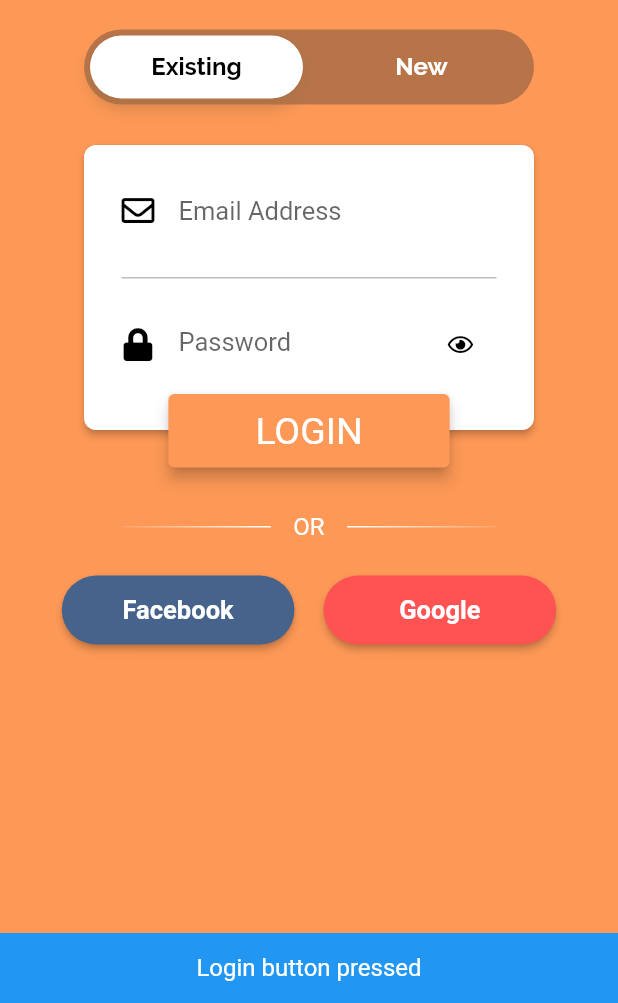
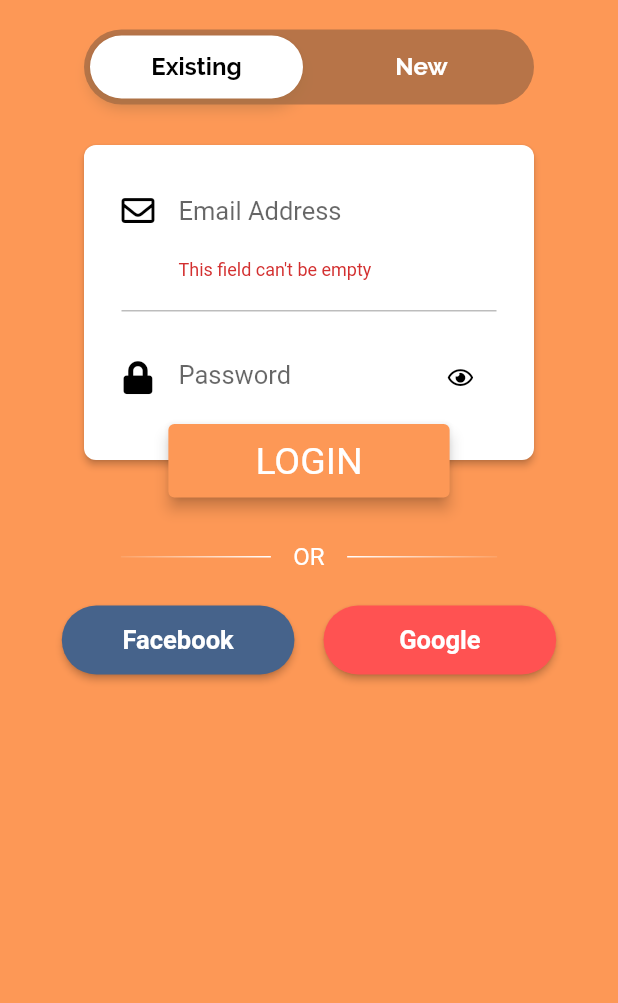
Before and after one commit to abdullah432/koko, a Flutter app: the screen it shows after launch, after a tap on "LOGIN", on a phone screen of 412 x 824 dp, the part 233-1236 px from its top. Run offline on Flutter 3.47's test engine with Material 2 defaults, Android fonts, the phone set to English and light mode, and no system bars; our stand-ins replace animated_text_kit, cloud_firestore, date_format, firebase_auth, firebase_core, flutter_datetime_picker and 4 more; missing offline and left inert: flutter_facebook_login; accounts and stored records are empty; Roboto replaces fonts that are missing (WorkSansSemiBold).

Commit message:
structure change, signin, signup complete, username load

```diff
--- a/lib/screens/add_story.dart
+++ b/lib/screens/add_story.dart
@@ -2,8 +2,8 @@
 import 'package:flutter/cupertino.dart';
 import 'package:flutter/material.dart';
 import 'package:flutter_datetime_picker/flutter_datetime_picker.dart';
-import 'package:koko/model/GlobalData.dart';
-import 'package:koko/model/PhotoHero.dart';
+import 'package:koko/utils/GlobalData.dart';
+import 'package:koko/widgets/PhotoHero.dart';
 import 'package:koko/utils/constant.dart';
 
 import 'feeling.dart';
@@ -46,7 +46,7 @@
                 width: 80,
               ),
             ),
-            Text('Good ${Constant.greeting()} ${Constant.name}',
+            Text('Good ${Constant.greeting()} ${Constant.username}',
                 style: TextStyle(
                     fontSize: 22,
                     color: Colors.white,
--- a/lib/screens/feeling.dart
+++ b/lib/screens/feeling.dart
@@ -1,5 +1,5 @@
-import 'package:koko/model/GlobalData.dart';
-import 'package:koko/model/PhotoHero.dart';
+import 'package:koko/utils/GlobalData.dart';
+import 'package:koko/widgets/PhotoHero.dart';
 import 'package:koko/screens/reason.dart';
 import 'package:koko/utils/constant.dart';
 import 'package:flutter/material.dart';
--- a/lib/screens/home_page.dart
+++ b/lib/screens/home_page.dart
@@ -4,15 +4,18 @@
 import 'package:koko/screens/settingpage.dart';
 import 'package:koko/screens/storydetail.dart';
 import 'package:koko/utils/constant.dart';
+import 'package:koko/utils/customfirestore.dart';
 import 'package:koko/utils/database_helper.dart';
 import 'package:flutter/material.dart';
 import 'package:sqflite/sqlite_api.dart';
 import 'package:koko/widgets/dropdownpopup.dart';
 
 class HomePage extends StatefulWidget {
+  final useruid;
+  HomePage({@required this.useruid});
   @override
   State<StatefulWidget> createState() {
-    return HomePageState();
+    return HomePageState(useruid);
   }
 }
 
@@ -27,8 +30,13 @@
   double width;
   bool buttonDown = false;
 
+  CustomFirestore _customFirestore = CustomFirestore();
+  var useruid;
+  HomePageState(this.useruid);
+
   @override
   void initState() {
+    _customFirestore.loadUserName(userid: useruid);
     super.initState();
     pageController.addListener(() {
       int next = pageController.page.round();
--- a/lib/screens/login_signup_page.dart
+++ b/lib/screens/login_signup_page.dart
@@ -18,6 +18,7 @@
 class _LoginPageState extends State<LoginPage>
     with SingleTickerProviderStateMixin {
   final GlobalKey<ScaffoldState> _scaffoldKey = new GlobalKey<ScaffoldState>();
+  final _formKey = GlobalKey<FormState>();
 
   final FocusNode myFocusNodeEmailLogin = FocusNode();
   final FocusNode myFocusNodePasswordLogin = FocusNode();
@@ -44,6 +45,10 @@
   Color left = Colors.black;
   Color right = Colors.white;
 
+  //by default error text will be hidden
+  bool loginErrorVisibility = false;
+  bool signupErrorVisibility = false;
+
   @override
   Widget build(BuildContext context) {
     return new Scaffold(
@@ -52,6 +57,8 @@
           onNotification: (overscroll) {
             overscroll.disallowGlow();
           },
+          child: Form(
+              key: _formKey,
               child: SingleChildScrollView(
                 child: Container(
                   width: MediaQuery.of(context).size.width,
@@ -106,8 +113,7 @@
                     ],
                   ),
                 ),
-        ),
-      ),
+              ))),
     );
   }
 
@@ -216,15 +222,20 @@
                 ),
                 child: Container(
                   width: 300.0,
-                  height: 190.0,
-                  child: Column(
+                  height: 210.0,
+                  child: SingleChildScrollView(child:  Column(
                     children: <Widget>[
                       Padding(
                         padding: EdgeInsets.only(
                             top: 20.0, bottom: 20.0, left: 25.0, right: 25.0),
-                        child: TextField(
+                        child: TextFormField(
                           focusNode: myFocusNodeEmailLogin,
                           controller: loginEmailController,
+                          validator: (value) {
+                            if (value.isEmpty)
+                              return "This field can't be empty";
+                            return null;
+                          },
                           keyboardType: TextInputType.emailAddress,
                           style: TextStyle(fontSize: 16.0, color: Colors.black),
                           decoration: InputDecoration(
@@ -247,10 +258,15 @@
                       Padding(
                         padding: EdgeInsets.only(
                             top: 20.0, bottom: 20.0, left: 25.0, right: 25.0),
-                        child: TextField(
+                        child: TextFormField(
                           focusNode: myFocusNodePasswordLogin,
                           controller: loginPasswordController,
                           obscureText: _obscureTextLogin,
+                          validator: (value) {
+                            if (value.isEmpty)
+                              return "This field can't be empty";
+                            return null;
+                          },
                           style: TextStyle(fontSize: 16.0, color: Colors.black),
                           decoration: InputDecoration(
                             border: InputBorder.none,
@@ -278,8 +294,9 @@
                   ),
                   ),
                 ),
+              ),
               Card(
-                margin: EdgeInsets.only(top: 170.0),
+                margin: EdgeInsets.only(top: 190.0),
                 color: Constant.selectedColor,
                 elevation: 4.0,
                 child: MaterialButton(
@@ -296,10 +313,11 @@
                         ),
                       ),
                     ),
-                    onPressed: () => showInSnackBar("Login button pressed")),
+                    onPressed: () => loginButtonPressed()),
               ),
             ],
           ),
+          loginErrorVisibility ? errorTextWidget() : Container(),
           orSeperatorWidget(),
           fgAccounts(),
         ],
@@ -324,15 +342,20 @@
                 ),
                 child: Container(
                   width: 300.0,
-                  height: 360.0,
+                  height: 290.0,
                   child: Column(
                     children: <Widget>[
                       Padding(
                         padding: EdgeInsets.only(
                             top: 20.0, bottom: 20.0, left: 25.0, right: 25.0),
-                        child: TextField(
+                        child: TextFormField(
                           focusNode: myFocusNodeName,
                           controller: signupNameController,
+                          validator: (value) {
+                            if (value.isEmpty)
+                              return "This field can't be empty";
+                            return null;
+                          },
                           keyboardType: TextInputType.text,
                           textCapitalization: TextCapitalization.words,
                           style: TextStyle(fontSize: 16.0, color: Colors.black),
@@ -355,9 +378,14 @@
                       Padding(
                         padding: EdgeInsets.only(
                             top: 20.0, bottom: 20.0, left: 25.0, right: 25.0),
-                        child: TextField(
+                        child: TextFormField(
                           focusNode: myFocusNodeEmail,
                           controller: signupEmailController,
+                          validator: (value) {
+                            if (value.isEmpty)
+                              return "This field can't be empty";
+                            return null;
+                          },
                           keyboardType: TextInputType.emailAddress,
                           style: TextStyle(fontSize: 16.0, color: Colors.black),
                           decoration: InputDecoration(
@@ -379,9 +407,14 @@
                       Padding(
                         padding: EdgeInsets.only(
                             top: 20.0, bottom: 20.0, left: 25.0, right: 25.0),
-                        child: TextField(
+                        child: TextFormField(
                           focusNode: myFocusNodePassword,
                           controller: signupPasswordController,
+                          validator: (value) {
+                            if (value.isEmpty)
+                              return "This field can't be empty";
+                            return null;
+                          },
                           obscureText: _obscureTextSignup,
                           style: TextStyle(fontSize: 16.0, color: Colors.black),
                           decoration: InputDecoration(
@@ -405,45 +438,12 @@
                           ),
                         ),
                       ),
-                      Container(
-                        width: 250.0,
-                        height: 1.0,
-                        color: Colors.grey[400],
-                      ),
-                      Padding(
-                        padding: EdgeInsets.only(
-                            top: 20.0, bottom: 20.0, left: 25.0, right: 25.0),
-                        child: TextField(
-                          controller: signupConfirmPasswordController,
-                          obscureText: _obscureTextSignupConfirm,
-                          style: TextStyle(fontSize: 16.0, color: Colors.black),
-                          decoration: InputDecoration(
-                            border: InputBorder.none,
-                            icon: Icon(
-                              FlutterIcons.lock_faw5s,
-                              color: Colors.black,
-                            ),
-                            hintText: "Confirm",
-                            hintStyle: TextStyle(fontSize: 16.0),
-                            suffixIcon: GestureDetector(
-                              onTap: _toggleSignupConfirm,
-                              child: Icon(
-                                _obscureTextSignupConfirm
-                                    ? FlutterIcons.eye_faw5
-                                    : FlutterIcons.eye_slash_faw5,
-                                size: 15.0,
-                                color: Colors.black,
-                              ),
-                            ),
-                          ),
-                        ),
-                      ),
                     ],
                   ),
                 ),
               ),
               Card(
-                margin: EdgeInsets.only(top: 340.0),
+                margin: EdgeInsets.only(top: 270.0),
                 color: Constant.selectedColor,
                 elevation: 4,
                 child: MaterialButton(
@@ -457,18 +457,25 @@
                         "SIGN UP",
                         style: TextStyle(
                             color: Colors.white,
-                            fontSize: 25.0,
-                            fontFamily: "WorkSansBold"),
+                            fontSize: 25.0),
                       ),
                     ),
-                    onPressed: () => showInSnackBar("SignUp button pressed")),
+                    onPressed: () => singupButtonPressed()),
               ),
             ],
           ),
+          signupErrorVisibility ? errorTextWidget() : Container(),
           orSeperatorWidget(),
           fgAccounts(),
         ],
       ),
+    );
+  }
+
+  errorTextWidget() {
+    return Padding(
+      padding: const EdgeInsets.only(top: 10.0),
+      child: Text('Email or Password is wrong', style: TextStyle(color: Colors.red))
     );
   }
 
@@ -606,8 +613,6 @@
   void signInWithGoogle() async {
     BaseAuth auth = new Auth();
     String uid = await auth.signInWithGoogle();
-    Navigator.pushReplacement(
-        context, new MaterialPageRoute(builder: (context) => HomePage()));
   }
 
   void signInWithFacebook() async {
@@ -615,8 +620,50 @@
     String uid = await auth.signInWithFacebook();
     print('facebook uid: ' + uid);
     if (uid != 'canceled' && uid != 'error' && uid != null) {
-      Navigator.pushReplacement(
-          context, new MaterialPageRoute(builder: (context) => HomePage()));
+      navigateToHomePage(uid);
+    }
+  }
+
+  //login and signup through gmail and password
+  loginButtonPressed() async {
+    if (_formKey.currentState.validate()) {
+      try{
+      BaseAuth auth = new Auth();
+      String uid = await auth.signIn(
+          loginEmailController.text, loginPasswordController.text);
+      print('uid: $uid');
+      if (uid != null) {
+navigateToHomePage(uid);
+      }
+      }
+      catch(error) {
+        print('error during signin: '+error.toString());
+        setState(() {
+          loginErrorVisibility = true;
+        });
       }
     }
   }
+
+  singupButtonPressed() async{
+    if (_formKey.currentState.validate()) {
+      try{
+      BaseAuth auth = new Auth();
+      await auth.signUp(signupNameController.text,
+          signupEmailController.text, signupPasswordController.text);
+      }
+      catch(error) {
+        print('error during signin: '+error.toString());
+        setState(() {
+          loginErrorVisibility = true;
+        });
+      }
+    }
+  }
+
+  //navigation
+  navigateToHomePage(uid) {
+    Navigator.pushReplacement(
+        context, new MaterialPageRoute(builder: (context) => HomePage(useruid: uid,)));
+  }
+}
--- a/lib/screens/newUserPage.dart
+++ b/lib/screens/newUserPage.dart
@@ -259,7 +259,7 @@
       prefs.setString('name', nameController.text);
       prefs.setInt('colorIndex', colorIndex);
       //update data
-      Constant.name = nameController.text;
+      Constant.username = nameController.text;
       Constant.selectedColor = Constant.listOfColors[colorIndex];
 
       //now navigate to homepage
--- a/lib/screens/note.dart
+++ b/lib/screens/note.dart
@@ -1,5 +1,5 @@
-import 'package:koko/model/GlobalData.dart';
-import 'package:koko/model/PhotoHero.dart';
+import 'package:koko/utils/GlobalData.dart';
+import 'package:koko/widgets/PhotoHero.dart';
 import 'package:koko/screens/saveStory.dart';
 import 'package:koko/utils/constant.dart';
 import 'package:flutter/cupertino.dart';
--- a/lib/screens/reason.dart
+++ b/lib/screens/reason.dart
@@ -1,6 +1,5 @@
-import 'package:koko/model/GlobalData.dart';
-import 'package:koko/model/PhotoHero.dart';
-import 'package:koko/screens/note.dart';
+import 'package:koko/utils/GlobalData.dart';
+import 'package:koko/widgets/PhotoHero.dart';
 import 'package:koko/screens/whatHappened.dart';
 import 'package:koko/utils/constant.dart';
 import 'package:flutter/material.dart';
--- a/lib/screens/rootpage.dart
+++ b/lib/screens/rootpage.dart
@@ -15,9 +15,9 @@
       builder: (BuildContext context, AsyncSnapshot<String> snapshot){
         if (snapshot.connectionState == ConnectionState.active){
           final bool isLoggedIn = snapshot.hasData;
-          // String data = snapshot.data;
-          // debugPrint('data: '+data.toString());
-          return isLoggedIn ? HomePage() : LoginPage();
+          String uid = snapshot.data;
+          // debugPrint('data: '+uid.toString());
+          return isLoggedIn ? HomePage(useruid: uid,) : LoginPage();
         }
         return _buildWaitingScreen(context);
         //should return splash screen here
--- a/lib/screens/saveStory.dart
+++ b/lib/screens/saveStory.dart
@@ -1,5 +1,5 @@
-import 'package:koko/model/GlobalData.dart';
-import 'package:koko/model/PhotoHero.dart';
+import 'package:koko/utils/GlobalData.dart';
+import 'package:koko/widgets/PhotoHero.dart';
 import 'package:koko/model/Story.dart';
 import 'package:koko/screens/home_page.dart';
 import 'package:koko/utils/constant.dart';
--- a/lib/screens/settingpage.dart
+++ b/lib/screens/settingpage.dart
@@ -23,7 +23,7 @@
 
   @override
   void initState() {
-    nameController.text = Constant.name;
+    nameController.text = Constant.username;
     super.initState();
   }
 
@@ -176,9 +176,9 @@
     if (_formKey.currentState.validate()) {
       // obtain shared preferences
       final prefs = await SharedPreferences.getInstance();
-      if (Constant.name != nameController.text) {
+      if (Constant.username != nameController.text) {
         prefs.setString('name', nameController.text);
-        Constant.name = nameController.text;
+        Constant.username = nameController.text;
       }
       //if colorindex not equal to -1 that means user select new color
       if (colorIndex != -1) {
--- a/lib/screens/whatHappened.dart
+++ b/lib/screens/whatHappened.dart
@@ -1,7 +1,6 @@
-import 'package:koko/model/GlobalData.dart';
-import 'package:koko/model/PhotoHero.dart';
+import 'package:koko/utils/GlobalData.dart';
+import 'package:koko/widgets/PhotoHero.dart';
 import 'package:koko/screens/note.dart';
-import 'package:koko/screens/saveStory.dart';
 import 'package:koko/utils/constant.dart';
 import 'package:flutter/cupertino.dart';
 import 'package:flutter/material.dart';
--- a/lib/utils/constant.dart
+++ b/lib/utils/constant.dart
@@ -14,7 +14,7 @@
   static List<Color> listOfColors = [color1, color2, color3, color4, color5];
 
   //user name
-  static String name;
+  static String username;
 
   //functions
   static DateTime getActiveStoryDate(String value) {
@@ -63,7 +63,7 @@
     final colorIndex = prefs.getInt('colorIndex') ?? 0;
     //Now initialize selectedColor
     Constant.selectedColor = Constant.listOfColors[colorIndex];
-    Constant.name = username;
+    Constant.username = username;
 
     if (username.isNotEmpty)
       return true;
```
Also changed, not shown: lib/model/authentication.dart (+8 -10 lines), lib/utils/customfirestore.dart (added, +13 -0 lines), lib/utils/GlobalData.dart (renamed from lib/model/GlobalData.dart), lib/widgets/EnterExitRoute.dart (renamed from lib/model/EnterExitRoute.dart), lib/widgets/PhotoHero.dart (renamed from lib/model/PhotoHero.dart), lib/widgets/ScaleRoute.dart (renamed from lib/model/ScaleRoute.dart), lib/widgets/SlideRoute.dart (renamed from lib/model/SlideRoute.dart). Lines whose indentation alone changed are shown as unchanged.
